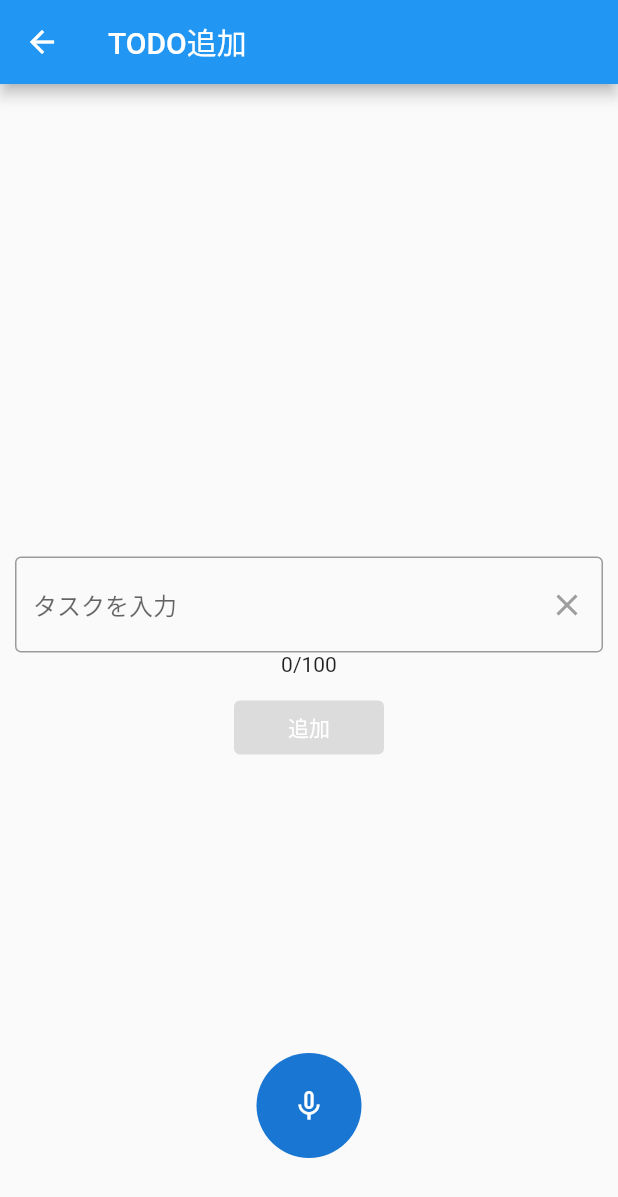
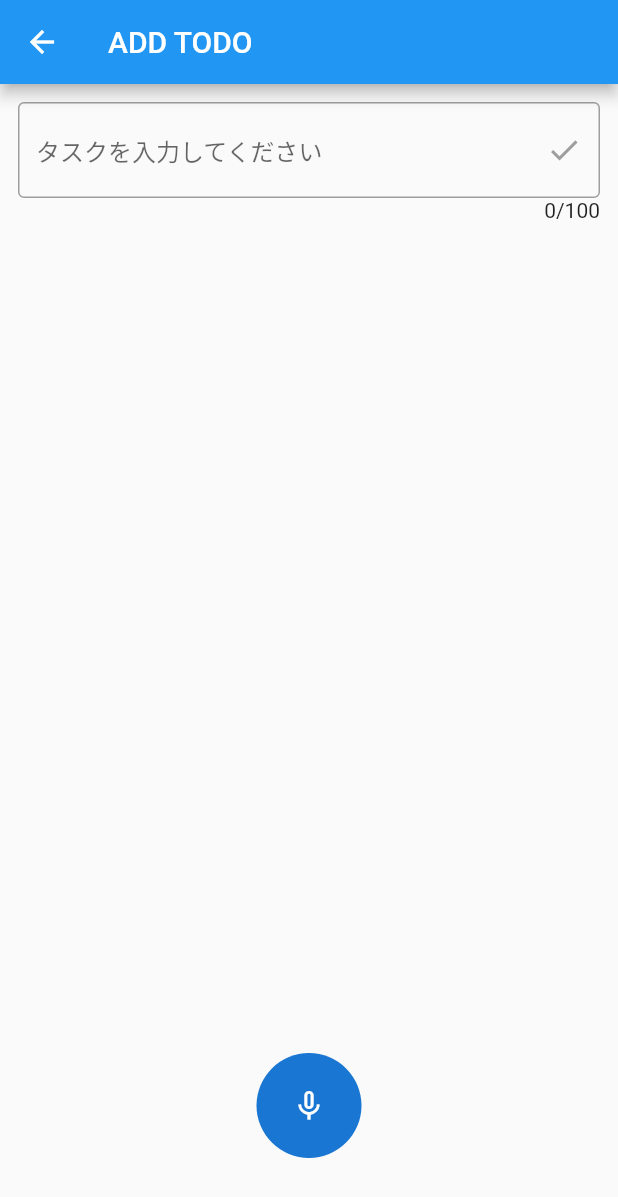
Before and after one commit to devenue-asada/flutter_app, a Flutter app: the screen it shows after launch, after a tap on the "add" icon, on a phone screen of 412 x 824 dp. Shown: the top 1197 px of the screen. Run offline on Flutter 3.47's test engine with Material 2 defaults, Android fonts, the phone set to English and light mode, and no system bars; drawn by our look-alikes of avatar_glow; our stand-ins replace speech_to_text.

Commit message:
UI修正

```diff
--- a/lib/todo_add.dart
+++ b/lib/todo_add.dart
@@ -54,8 +54,6 @@ class _TodoAddPageState extends State<TodoAddPage> {
   }
 
   void statusListener(String status) {
-    print(">>>");
-    print(status);
     if (mounted) {
       setState(() => lastStatus = '$status');
     }
@@ -65,47 +63,43 @@ class _TodoAddPageState extends State<TodoAddPage> {
   Widget build(BuildContext context) {
     return Scaffold(
       appBar: AppBar(
-        title: const Text('TODO追加'),
+        title: const Text('ADD TODO'),
       ),
       body: Container(
-        padding: const EdgeInsets.all(10),
+        padding: const EdgeInsets.all(12),
         child: Column(
-          mainAxisAlignment: MainAxisAlignment.center,
+          mainAxisAlignment: MainAxisAlignment.start,
           children: <Widget>[
-            const SizedBox(height: 0),
             TextField(
               controller: _task,
               onChanged: (String value) => setState(() => _task.text = value),
               keyboardType: TextInputType.multiline,
               maxLines: null,
               decoration: InputDecoration(
-                hintText: 'タスクを入力',
+                enabledBorder: OutlineInputBorder(
+                  borderSide: BorderSide(
+                      color:
+                          _task.text.length == 0 ? Colors.grey : Colors.blue),
+                ),
+                hintText: 'タスクを入力してください',
+                floatingLabelBehavior: FloatingLabelBehavior.always,
+                labelText: isRecording ? '音声入力中...' : null,
                 suffixIcon: IconButton(
-                  onPressed: () {
-                    _task.clear();
-                    setState(() {
-                      _task.text = "";
-                      isRecording = false;
-                    });
-                  },
-                  icon: Icon(Icons.clear,
-                      color: _task.text.isNotEmpty ? Colors.blue : Colors.grey),
+                  onPressed: inputTextLenValid()
+                      ? () => Navigator.of(context).pop(_task)
+                      : null,
+                  icon: Icon(Icons.done,
+                      color:
+                          _task.text.isNotEmpty ? Colors.green : Colors.grey),
                 ),
                 border: const OutlineInputBorder(),
               ),
             ),
-            Text(
-              viewTextLen(),
-              textAlign: TextAlign.right,
-            ),
-            const SizedBox(height: 10),
             SizedBox(
-              width: 100,
-              child: ElevatedButton(
-                onPressed: inputTextLenValid()
-                    ? () => Navigator.of(context).pop(_task)
-                    : null,
-                child: const Text('追加', style: TextStyle(color: Colors.white)),
+              width: double.infinity,
+              child: Text(
+                viewTextLen(),
+                textAlign: TextAlign.right,
               ),
             ),
           ],
--- a/lib/todo_list.dart
+++ b/lib/todo_list.dart
@@ -16,7 +16,7 @@ class _TodoListPageState extends State<TodoListPage> {
     return Scaffold(
       appBar: AppBar(
         automaticallyImplyLeading: false,
-        title: const Text('TODO一覧'),
+        title: const Text('TODO LIST'),
         actions: <Widget>[
           IconButton(
             onPressed: () {},
```
